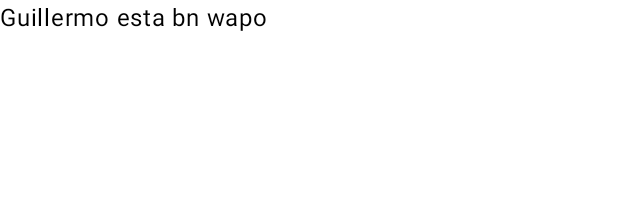
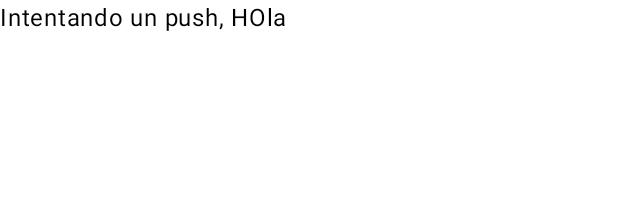
Before and after one commit to Rockking01/NuevoAmanecer, an Android app built with Jetpack Compose: the @Preview function GreetingPreview, on a phone screen of 412 x 824 dp. Shown: the top 198 px of the screen. Run offline under Robolectric (Android 15) with nearby library versions, the phone set to English and light mode, and no system bars.

Commit message:
push intento

```diff
--- a/app/src/main/java/com/example/nuevoamanecer/MainActivity.kt
+++ b/app/src/main/java/com/example/nuevoamanecer/MainActivity.kt
@@ -34,7 +34,7 @@ class MainActivity : ComponentActivity() {
 fun Greeting(name: String, modifier: Modifier = Modifier) {
     Column {
         Text(
-            text = "Guillermo esta bn wapo",
+            text = "Intentando un push, HOla",
             modifier = modifier
         )
     }
```
